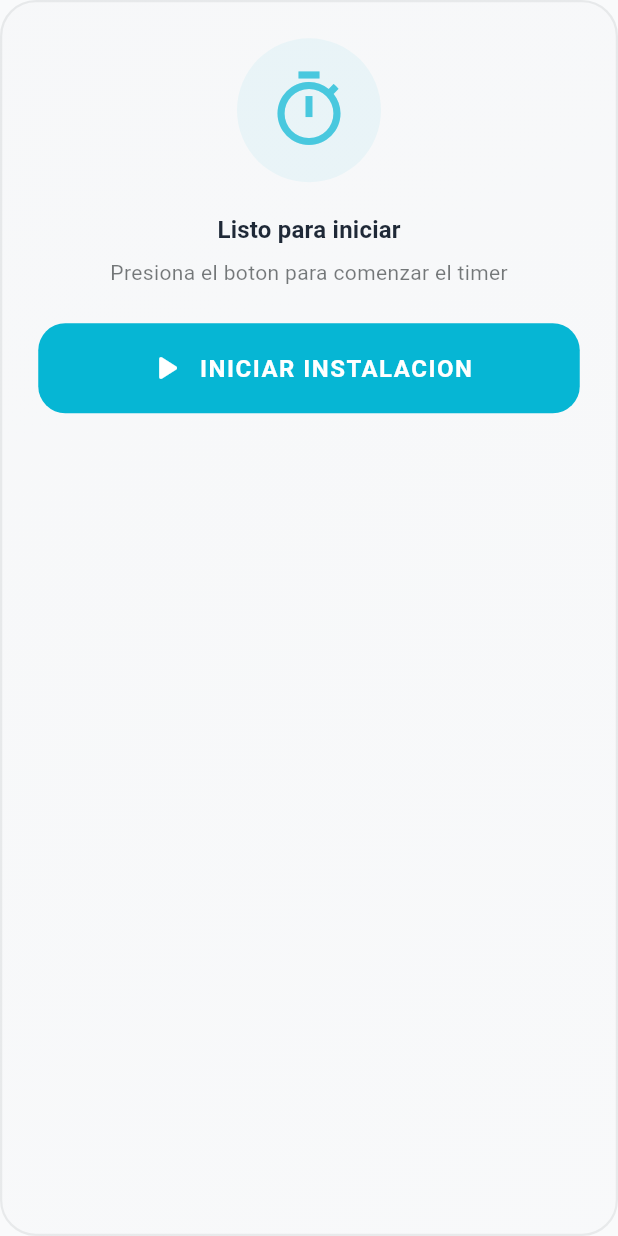
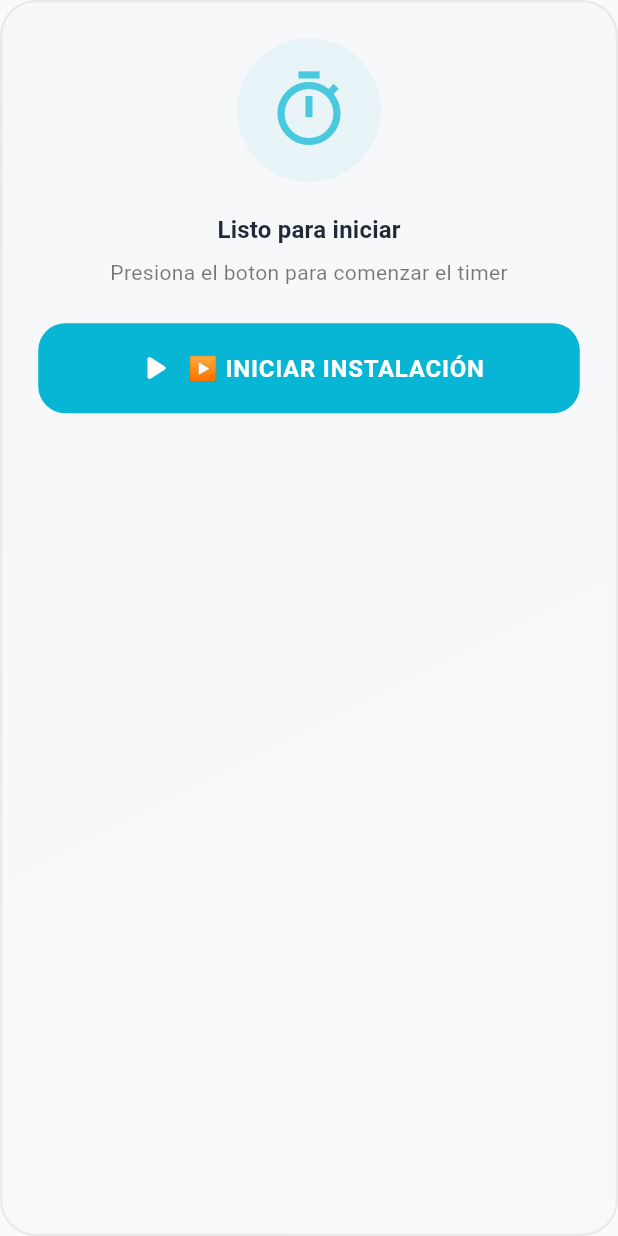
Before and after one commit to soccompraloenacasa-ui/zafesys-app, a Flutter app: the TimerWidget widget shown alone on an empty page, opened directly with empty values, on a phone screen of 412 x 824 dp. Run offline on Flutter 3.47's test engine with Material 3 defaults, Android fonts, the phone set to English and light mode, and no system bars; our stand-ins replace dio, geolocator, shared_preferences; accounts and stored records are empty; network calls fail.

Commit message:
fix: remove duplicate status button, keep only timer button
- Remove "Cambiar Estado" section with duplicate buttons
- Keep timer widget intact with all its functionality
- Update button labels:
  - "INICIAR INSTALACION" → "▶ INICIAR INSTALACIÓN"
  - "FINALIZAR TIMER" → "✓ FINALIZAR INSTALACIÓN"

Co-Authored-By: Claude Opus 4.5 <noreply@anthropic.com>

```diff
--- a/lib/screens/installation_detail_screen.dart
+++ b/lib/screens/installation_detail_screen.dart
@@ -451,11 +451,6 @@ class _InstallationDetailScreenState extends State<InstallationDetailScreen> {
                       ),
                     ),
                   ],
-
-                  const SizedBox(height: 24),
-
-                  // STATUS CHANGE BUTTONS (New)
-                  _buildStatusActions(theme, installation),
 
                   const SizedBox(height: 24),
 
--- a/lib/widgets/timer_widget.dart
+++ b/lib/widgets/timer_widget.dart
@@ -198,11 +198,11 @@ class _TimerWidgetState extends State<TimerWidget> with SingleTickerProviderStat
                       )
                     : const Icon(Icons.stop_rounded, size: 28),
                 label: Text(
-                  widget.isLoading ? 'Finalizando...' : 'FINALIZAR TIMER',
+                  widget.isLoading ? 'Finalizando...' : '✓ FINALIZAR INSTALACIÓN',
                   style: const TextStyle(
                     fontSize: 16,
                     fontWeight: FontWeight.bold,
-                    letterSpacing: 1,
+                    letterSpacing: 0.5,
                   ),
                 ),
               ),
@@ -260,11 +260,11 @@ class _TimerWidgetState extends State<TimerWidget> with SingleTickerProviderStat
                       )
                     : const Icon(Icons.play_arrow_rounded, size: 28),
                 label: Text(
-                  widget.isLoading ? 'Iniciando...' : 'INICIAR INSTALACION',
+                  widget.isLoading ? 'Iniciando...' : '▶ INICIAR INSTALACIÓN',
                   style: const TextStyle(
                     fontSize: 16,
                     fontWeight: FontWeight.bold,
-                    letterSpacing: 1,
+                    letterSpacing: 0.5,
                   ),
                 ),
               ),
```
